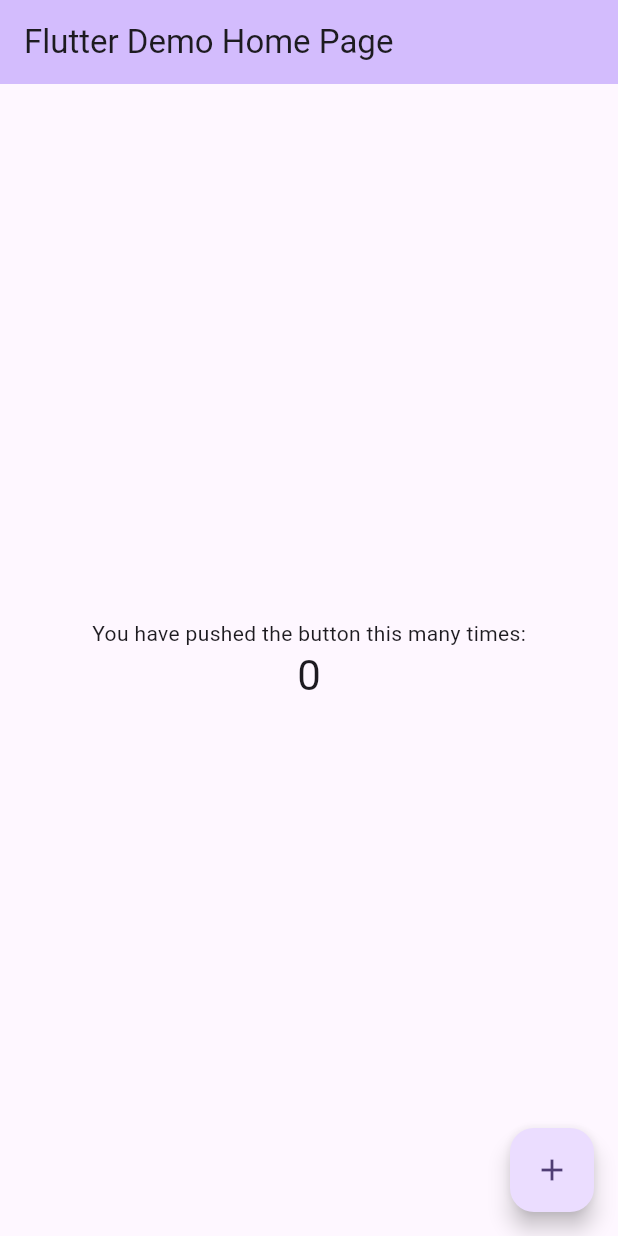
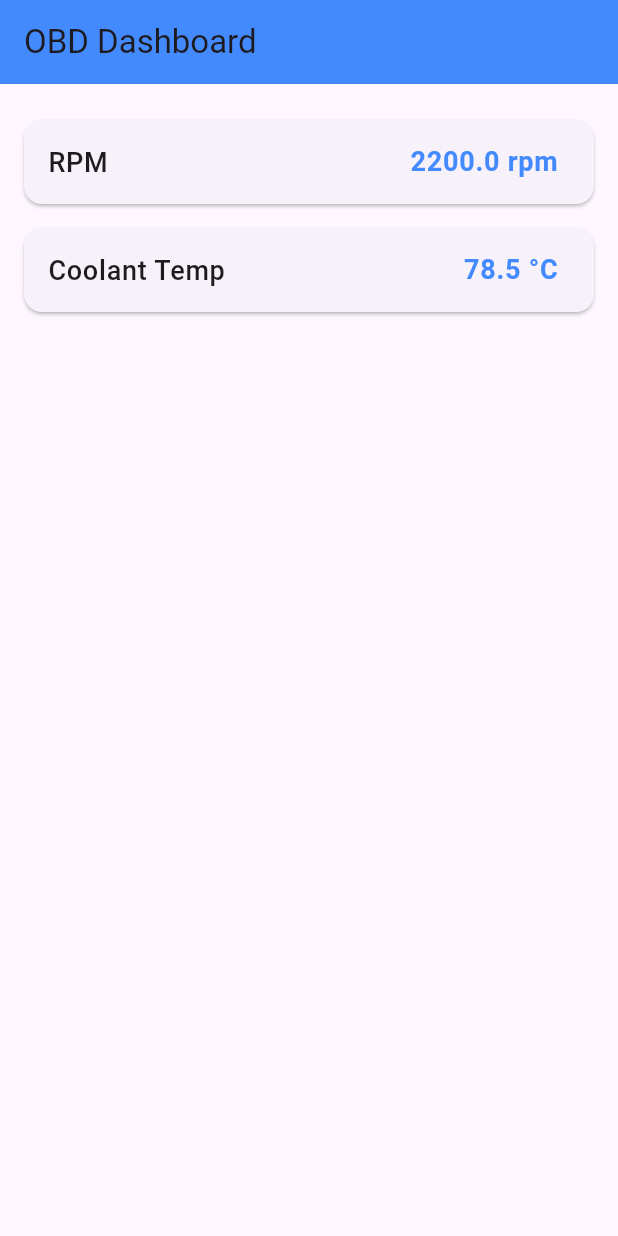
Before and after one commit to AndoniOrd/elm327-obd-flutter-app, a Flutter app: the screen it shows after launch, on a phone screen of 412 x 824 dp. Run offline on Flutter 3.47's test engine with Material 3 defaults, Android fonts, the phone set to English and light mode, and no system bars.

Commit message:
refactor: implement professional project structure
- Add models/sensor.dart for data model
- Add services/simulator_service.dart for business logic
- Add pages/home_page.dart for UI components
- Update main.dart with clean architecture
- App fully functional with organized structure

```diff
--- a/lib/main.dart
+++ b/lib/main.dart
@@ -1,4 +1,5 @@
 import 'package:flutter/material.dart';
+import 'pages/home_page.dart';
 
 void main() {
   runApp(const MyApp());
@@ -7,116 +8,15 @@ void main() {
 class MyApp extends StatelessWidget {
   const MyApp({super.key});
 
-  // This widget is the root of your application.
   @override
   Widget build(BuildContext context) {
     return MaterialApp(
-      title: 'Flutter Demo',
+      debugShowCheckedModeBanner: false,
+      title: 'OBD App',
       theme: ThemeData(
-        // This is the theme of your application.
-        //
-        // TRY THIS: Try running your application with "flutter run". You'll see
-        // the application has a purple toolbar. Then, without quitting the app,
-        // try changing the seedColor in the colorScheme below to Colors.green
-        // and then invoke "hot reload" (save your changes or press the "hot
-        // reload" button in a Flutter-supported IDE, or press "r" if you used
-        // the command line to start the app).
-        //
-        // Notice that the counter didn't reset back to zero; the application
-        // state is not lost during the reload. To reset the state, use hot
-        // restart instead.
-        //
-        // This works for code too, not just values: Most code changes can be
-        // tested with just a hot reload.
-        colorScheme: ColorScheme.fromSeed(seedColor: Colors.deepPurple),
+        primarySwatch: Colors.blue,
       ),
-      home: const MyHomePage(title: 'Flutter Demo Home Page'),
+      home: const HomePage(),
     );
   }
 }
-
-class MyHomePage extends StatefulWidget {
-  const MyHomePage({super.key, required this.title});
-
-  // This widget is the home page of your application. It is stateful, meaning
-  // that it has a State object (defined below) that contains fields that affect
-  // how it looks.
-
-  // This class is the configuration for the state. It holds the values (in this
-  // case the title) provided by the parent (in this case the App widget) and
-  // used by the build method of the State. Fields in a Widget subclass are
-  // always marked "final".
-
-  final String title;
-
-  @override
-  State<MyHomePage> createState() => _MyHomePageState();
-}
-
-class _MyHomePageState extends State<MyHomePage> {
-  int _counter = 0;
-
-  void _incrementCounter() {
-    setState(() {
-      // This call to setState tells the Flutter framework that something has
-      // changed in this State, which causes it to rerun the build method below
-      // so that the display can reflect the updated values. If we changed
-      // _counter without calling setState(), then the build method would not be
-      // called again, and so nothing would appear to happen.
-      _counter++;
-    });
-  }
-
-  @override
-  Widget build(BuildContext context) {
-    // This method is rerun every time setState is called, for instance as done
-    // by the _incrementCounter method above.
-    //
-    // The Flutter framework has been optimized to make rerunning build methods
-    // fast, so that you can just rebuild anything that needs updating rather
-    // than having to individually change instances of widgets.
-    return Scaffold(
-      appBar: AppBar(
-        // TRY THIS: Try changing the color here to a specific color (to
-        // Colors.amber, perhaps?) and trigger a hot reload to see the AppBar
-        // change color while the other colors stay the same.
-        backgroundColor: Theme.of(context).colorScheme.inversePrimary,
-        // Here we take the value from the MyHomePage object that was created by
-        // the App.build method, and use it to set our appbar title.
-        title: Text(widget.title),
-      ),
-      body: Center(
-        // Center is a layout widget. It takes a single child and positions it
-        // in the middle of the parent.
-        child: Column(
-          // Column is also a layout widget. It takes a list of children and
-          // arranges them vertically. By default, it sizes itself to fit its
-          // children horizontally, and tries to be as tall as its parent.
-          //
-          // Column has various properties to control how it sizes itself and
-          // how it positions its children. Here we use mainAxisAlignment to
-          // center the children vertically; the main axis here is the vertical
-          // axis because Columns are vertical (the cross axis would be
-          // horizontal).
-          //
-          // TRY THIS: Invoke "debug painting" (choose the "Toggle Debug Paint"
-          // action in the IDE, or press "p" in the console), to see the
-          // wireframe for each widget.
-          mainAxisAlignment: MainAxisAlignment.center,
-          children: <Widget>[
-            const Text('You have pushed the button this many times:'),
-            Text(
-              '$_counter',
-              style: Theme.of(context).textTheme.headlineMedium,
-            ),
-          ],
-        ),
-      ),
-      floatingActionButton: FloatingActionButton(
-        onPressed: _incrementCounter,
-        tooltip: 'Increment',
-        child: const Icon(Icons.add),
-      ), // This trailing comma makes auto-formatting nicer for build methods.
-    );
-  }
-}
--- /dev/null
+++ b/lib/models/sensor.dart
@@ -0,0 +1,11 @@
+class Sensor {
+  final String name;
+  final double value;
+  final String unit;
+
+  Sensor({
+    required this.name,
+    required this.value,
+    required this.unit,
+  });
+}
--- /dev/null
+++ b/lib/pages/home_page.dart
@@ -0,0 +1,85 @@
+import 'package:flutter/material.dart';
+import '../models/sensor.dart';
+import '../services/simulator_service.dart';
+
+class HomePage extends StatefulWidget {
+  const HomePage({super.key});
+
+  @override
+  State<HomePage> createState() => _HomePageState();
+}
+
+class _HomePageState extends State<HomePage> {
+  final SimulatorService _simulator = SimulatorService();
+  Map<String, Sensor> sensors = {};
+
+  @override
+  void initState() {
+    super.initState();
+
+    // Pequeño delay para asegurar que el widget esté montado
+    WidgetsBinding.instance.addPostFrameCallback((_) {
+      _simulator.startSimulation((data) {
+        if (mounted) {
+          setState(() {
+            sensors = data;
+          });
+        }
+      });
+    });
+  }
+
+  @override
+  void dispose() {
+    _simulator.stopSimulation();
+    super.dispose();
+  }
+
+  @override
+  Widget build(BuildContext context) {
+    return Scaffold(
+      appBar: AppBar(
+        title: const Text('OBD Dashboard'),
+        backgroundColor: Colors.blueAccent,
+      ),
+      body: Padding(
+        padding: const EdgeInsets.all(16.0),
+        child: sensors.isEmpty
+            ? const Center(
+                child: Column(
+                  mainAxisAlignment: MainAxisAlignment.center,
+                  children: [
+                    CircularProgressIndicator(),
+                    SizedBox(height: 16),
+                    Text('Cargando datos del vehículo...'),
+                  ],
+                ),
+              )
+            : ListView(
+                children: sensors.values.map((sensor) {
+                  return Card(
+                    margin: const EdgeInsets.symmetric(vertical: 8),
+                    child: ListTile(
+                      title: Text(
+                        sensor.name,
+                        style: const TextStyle(
+                          fontSize: 18,
+                          fontWeight: FontWeight.w500,
+                        ),
+                      ),
+                      trailing: Text(
+                        "${sensor.value.toStringAsFixed(1)} ${sensor.unit}",
+                        style: const TextStyle(
+                          fontSize: 18,
+                          fontWeight: FontWeight.bold,
+                          color: Colors.blueAccent,
+                        ),
+                      ),
+                    ),
+                  );
+                }).toList(),
+              ),
+      ),
+    );
+  }
+}
--- /dev/null
+++ b/lib/services/simulator_service.dart
@@ -0,0 +1,30 @@
+import 'dart:async';
+import '../models/sensor.dart';
+
+class SimulatorService {
+  Timer? _timer;
+  int _counter = 0;
+
+  void startSimulation(Function(Map<String, Sensor>) onData) {
+    _timer = Timer.periodic(const Duration(seconds: 1), (_) {
+      _counter++;
+      Map<String, Sensor> data = {
+        'rpm': Sensor(
+          name: 'RPM',
+          value: 1500 + (1000 * (_counter % 10) / 10),
+          unit: 'rpm'
+        ),
+        'coolant': Sensor(
+          name: 'Coolant Temp',
+          value: 75 + (5 * (_counter % 10) / 10),
+          unit: '°C'
+        ),
+      };
+      onData(data);
+    });
+  }
+
+  void stopSimulation() {
+    _timer?.cancel();
+  }
+}
```
